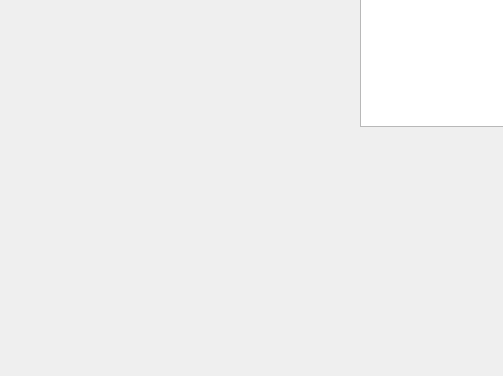
The window that project/mainwindow.ui (Raikils/K-28_Ivan_Murzin_project) describes before a commit, drawn with Qt 5; both pictures show x 0 to 503 and y 224 to 600 of the 800 by 600 pixel window.
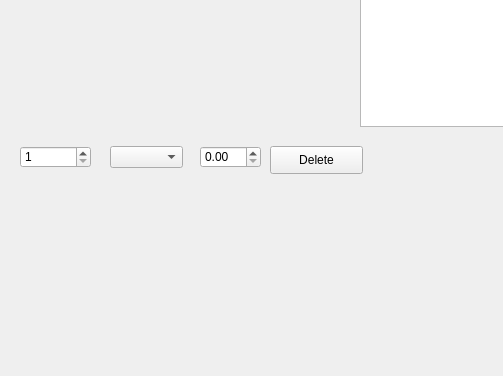
The same window after the commit. Custom widgets are drawn as their Qt base class.

Diff of the .ui file:
```diff
--- a/project/mainwindow.ui
+++ b/project/mainwindow.ui
@@ -47,6 +47,55 @@
      </rect>
     </property>
    </widget>
+   <widget class="QPushButton" name="pushButton_Delete">
+    <property name="geometry">
+     <rect>
+      <x>270</x>
+      <y>370</y>
+      <width>93</width>
+      <height>28</height>
+     </rect>
+    </property>
+    <property name="text">
+     <string>Delete</string>
+    </property>
+   </widget>
+   <widget class="QDoubleSpinBox" name="doubleSpinBox_cur_data">
+    <property name="geometry">
+     <rect>
+      <x>200</x>
+      <y>370</y>
+      <width>61</width>
+      <height>22</height>
+     </rect>
+    </property>
+    <property name="minimum">
+     <double>0.000000000000000</double>
+    </property>
+   </widget>
+   <widget class="QComboBox" name="comboBox_cur_bar">
+    <property name="geometry">
+     <rect>
+      <x>110</x>
+      <y>370</y>
+      <width>73</width>
+      <height>22</height>
+     </rect>
+    </property>
+   </widget>
+   <widget class="QSpinBox" name="spinBox_cur_tick">
+    <property name="geometry">
+     <rect>
+      <x>20</x>
+      <y>370</y>
+      <width>71</width>
+      <height>22</height>
+     </rect>
+    </property>
+    <property name="minimum">
+     <number>1</number>
+    </property>
+   </widget>
   </widget>
   <widget class="QMenuBar" name="menubar">
    <property name="geometry">
```
